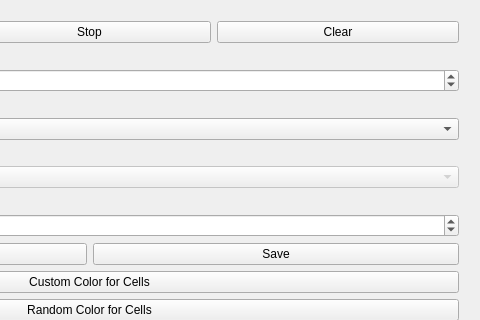
First picture: the form in Qt_Project_Milestone_02/mainwindow.ui, repository LarsLPetersen/PRG-PR_01, before the edit; both pictures show x 301 to 781 and y 0 to 320 of the 781 by 497 pixel window.
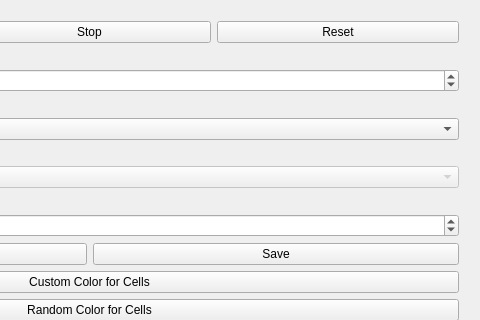
Second picture: the form after the edit.

Patch:
```diff
--- a/Qt_Project_Milestone_02/mainwindow.ui
+++ b/Qt_Project_Milestone_02/mainwindow.ui
@@ -48,7 +48,7 @@
          <item>
           <widget class="QPushButton" name="clearButton">
            <property name="text">
-            <string>Clear</string>
+            <string>Reset</string>
            </property>
           </widget>
          </item>
```
